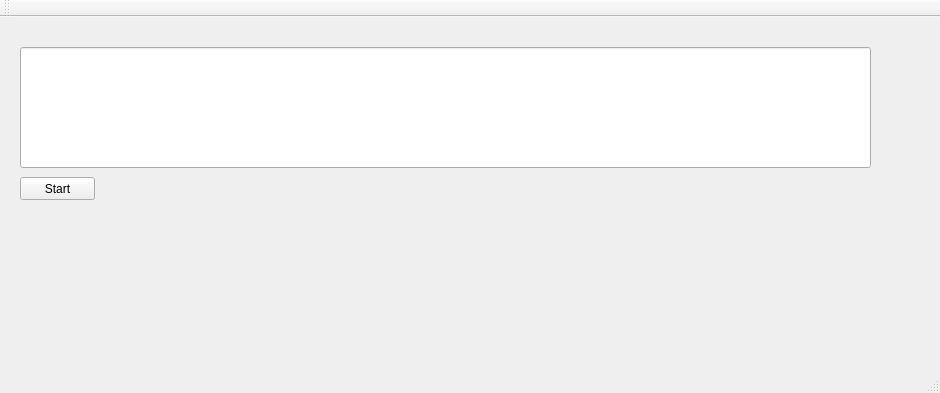
Above: imapgui.ui from vohulg/newimapgui before the change. Below: the same form after it.
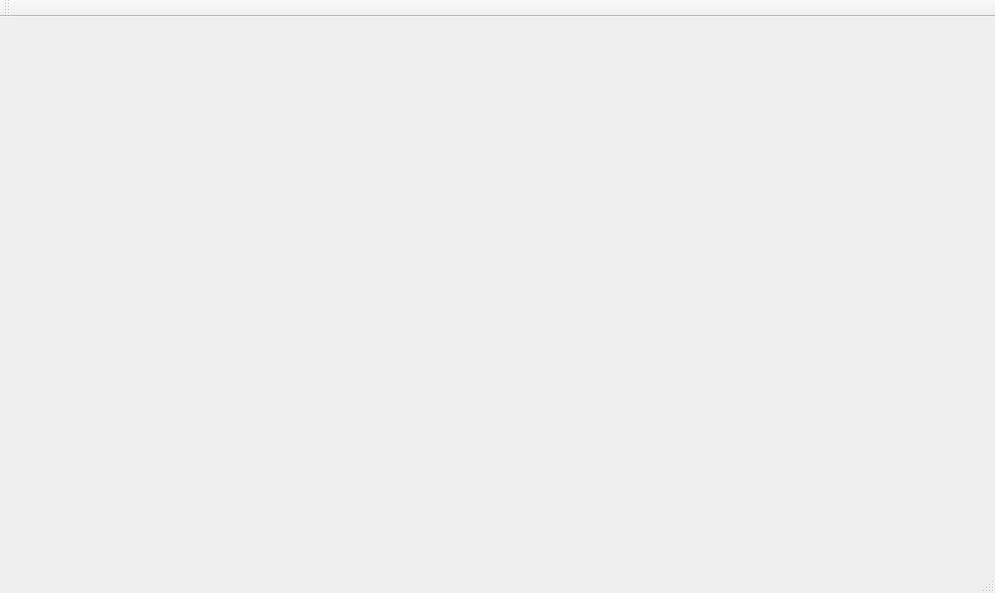
That is the form after the change.

What changed in the file:
```diff
--- a/imapgui.ui
+++ b/imapgui.ui
@@ -6,38 +6,14 @@
    <rect>
     <x>0</x>
     <y>0</y>
-    <width>940</width>
-    <height>393</height>
+    <width>995</width>
+    <height>593</height>
    </rect>
   </property>
   <property name="windowTitle">
    <string>MainWindow</string>
   </property>
-  <widget class="QWidget" name="centralWidget">
-   <widget class="QPushButton" name="pushButton">
-    <property name="geometry">
-     <rect>
-      <x>20</x>
-      <y>160</y>
-      <width>75</width>
-      <height>23</height>
-     </rect>
-    </property>
-    <property name="text">
-     <string>Start</string>
-    </property>
-   </widget>
-   <widget class="QLineEdit" name="lineEditSubject">
-    <property name="geometry">
-     <rect>
-      <x>20</x>
-      <y>30</y>
-      <width>851</width>
-      <height>121</height>
-     </rect>
-    </property>
-   </widget>
-  </widget>
+  <widget class="QWidget" name="centralWidget"/>
   <widget class="QMenuBar" name="menuBar">
    <property name="geometry">
     <rect>
```
Left out of the diff: 2 changed lines with no effect on the pictures.
